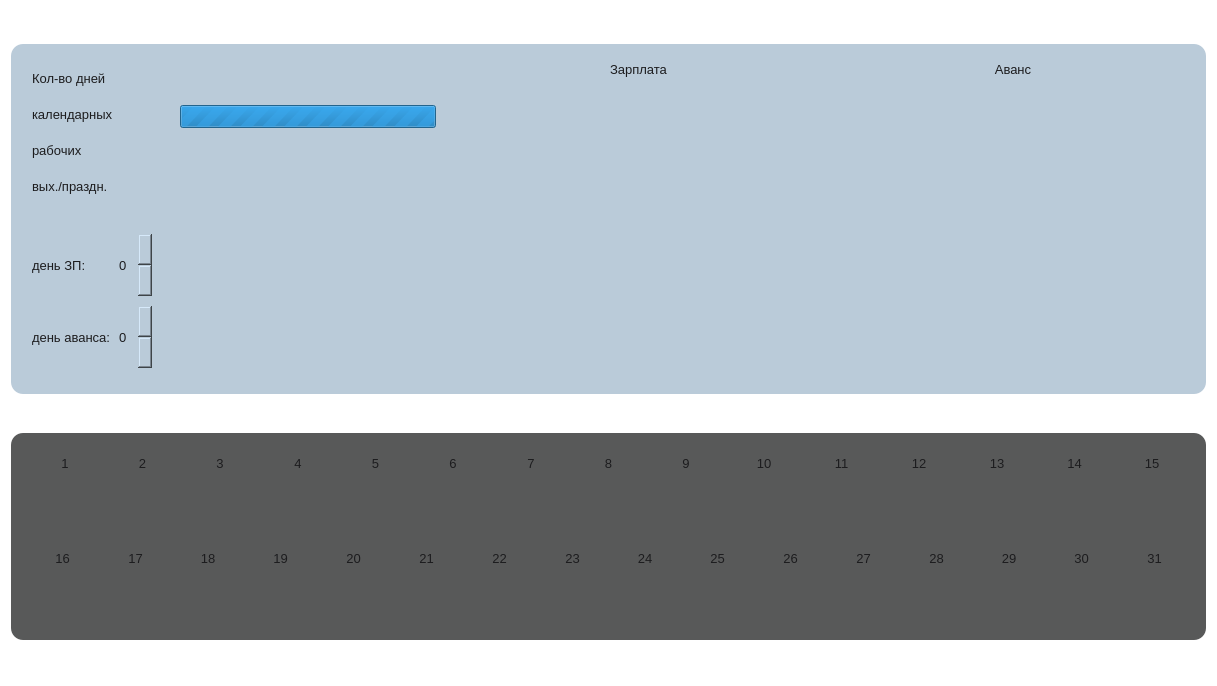
Before: the Qt Designer form ui/cash.ui in CatMolnia/CASH, drawn with Qt 5.
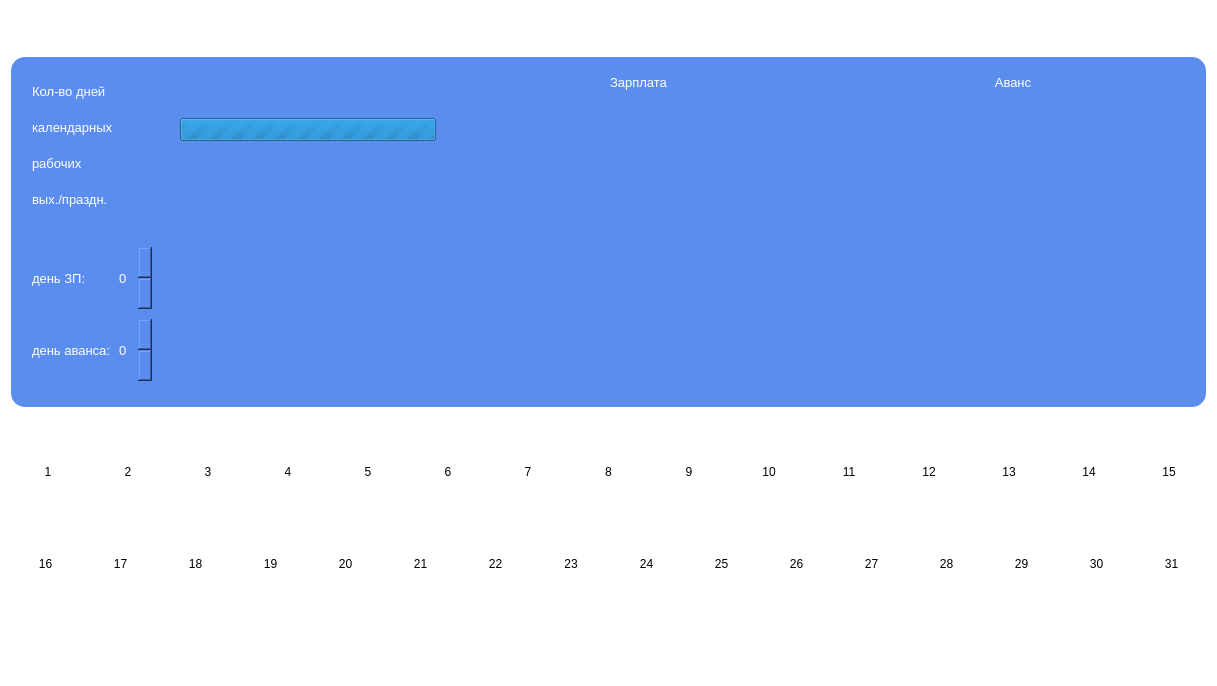
After: the same form once the commit is applied.

```diff
--- a/ui/cash.ui
+++ b/ui/cash.ui
@@ -34,8 +34,8 @@
       </sizepolicy>
      </property>
      <property name="styleSheet">
-      <string notr="true">QWidget {
-    background: #585959;
+      <string notr="true">QWidget#Secondary {
+    background: #FFFFFF;
     color: #1C1C1E;
     border: none;
     font-family: &quot;SF Pro Text&quot;, &quot;Helvetica Neue&quot;, &quot;Helvetica&quot;, &quot;Arial&quot;;
@@ -44,6 +44,18 @@
 }</string>
      </property>
      <layout class="QGridLayout" name="gridLayout_6">
+      <property name="leftMargin">
+       <number>0</number>
+      </property>
+      <property name="topMargin">
+       <number>0</number>
+      </property>
+      <property name="rightMargin">
+       <number>0</number>
+      </property>
+      <property name="bottomMargin">
+       <number>0</number>
+      </property>
       <item row="1" column="0">
        <layout class="QVBoxLayout" name="verticalLayout_7">
         <item>
@@ -55,6 +67,21 @@
            </sizepolicy>
           </property>
           <layout class="QVBoxLayout" name="verticalLayout_4">
+           <property name="spacing">
+            <number>-1</number>
+           </property>
+           <property name="leftMargin">
+            <number>0</number>
+           </property>
+           <property name="topMargin">
+            <number>0</number>
+           </property>
+           <property name="rightMargin">
+            <number>0</number>
+           </property>
+           <property name="bottomMargin">
+            <number>0</number>
+           </property>
            <item>
             <layout class="QHBoxLayout" name="horizontalLayout">
              <item>
@@ -749,22 +776,25 @@
              </item>
             </layout>
            </item>
-           <item>
-            <spacer name="horizontalSpacer_4">
-             <property name="orientation">
-              <enum>Qt::Horizontal</enum>
-             </property>
-             <property name="sizeHint" stdset="0">
-              <size>
-               <width>40</width>
-               <height>5</height>
-              </size>
-             </property>
-            </spacer>
-           </item>
           </layout>
          </widget>
         </item>
+        <item>
+         <spacer name="verticalSpacer">
+          <property name="orientation">
+           <enum>Qt::Vertical</enum>
+          </property>
+          <property name="sizeType">
+           <enum>QSizePolicy::MinimumExpanding</enum>
+          </property>
+          <property name="sizeHint" stdset="0">
+           <size>
+            <width>20</width>
+            <height>20</height>
+           </size>
+          </property>
+         </spacer>
+        </item>
         <item>
          <widget class="QWidget" name="widget_days_avans" native="true">
           <property name="sizePolicy">
@@ -774,6 +804,18 @@
            </sizepolicy>
           </property>
           <layout class="QGridLayout" name="gridLayout_11">
+           <property name="leftMargin">
+            <number>0</number>
+           </property>
+           <property name="topMargin">
+            <number>0</number>
+           </property>
+           <property name="rightMargin">
+            <number>0</number>
+           </property>
+           <property name="bottomMargin">
+            <number>0</number>
+           </property>
            <item row="0" column="0">
             <layout class="QHBoxLayout" name="horizontalLayout_6">
              <item>
@@ -1446,12 +1488,12 @@
      </property>
      <property name="styleSheet">
       <string notr="true">QWidget {
-    background: #BACBD9;
-    color: #1C1C1E;
+    background: #5B8DEF;
+    color: #FFFFFF;
     border: none;
     font-family: &quot;SF Pro Text&quot;, &quot;Helvetica Neue&quot;, &quot;Helvetica&quot;, &quot;Arial&quot;;
     font-size: 13px;
-    border-radius: 12px;
+    border-radius: 14px;
 }</string>
      </property>
      <layout class="QGridLayout" name="gridLayout">
```
